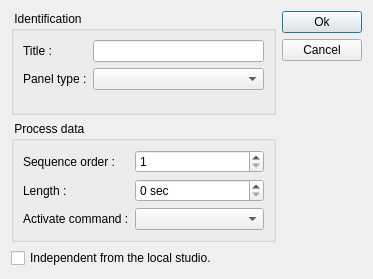
First picture: the form in client/dlgpanelstatusesedit.ui, repository tbikfalvi/Belenus, before the edit.
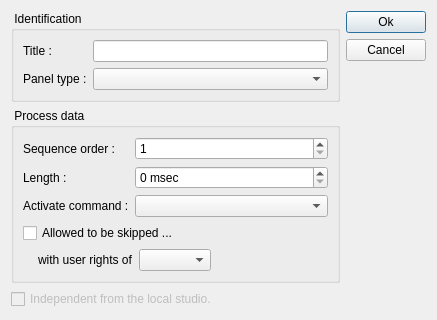
Second picture: the form after the edit.

```diff
--- a/client/dlgpanelstatusesedit.ui
+++ b/client/dlgpanelstatusesedit.ui
@@ -6,16 +6,16 @@
    <rect>
     <x>0</x>
     <y>0</y>
-    <width>373</width>
-    <height>279</height>
+    <width>437</width>
+    <height>286</height>
    </rect>
   </property>
   <property name="windowTitle">
    <string>Dialog</string>
   </property>
-  <layout class="QHBoxLayout" name="horizontalLayout">
+  <layout class="QHBoxLayout" name="horizontalLayout_2">
    <item>
-    <layout class="QVBoxLayout" name="verticalLayout">
+    <layout class="QVBoxLayout" name="verticalLayout_3">
      <item>
       <widget class="QGroupBox" name="gbIdentification">
        <property name="title">
@@ -50,6 +50,8 @@
        <property name="title">
         <string> Process data </string>
        </property>
+       <layout class="QVBoxLayout" name="verticalLayout">
+        <item>
        <layout class="QFormLayout" name="formLayout_2">
         <item row="0" column="0">
          <widget class="QLabel" name="lblSeqNumber">
@@ -75,7 +77,7 @@
         <item row="1" column="1">
          <widget class="QSpinBox" name="sbLength">
           <property name="suffix">
-           <string> sec</string>
+             <string> msec</string>
           </property>
           <property name="minimum">
            <number>0</number>
@@ -96,10 +98,65 @@
          <widget class="QComboBox" name="cmbActivateCmd"/>
         </item>
        </layout>
+        </item>
+        <item>
+         <widget class="QCheckBox" name="chkAllowToSkip">
+          <property name="text">
+           <string>Allowed to be skipped ...</string>
+          </property>
+         </widget>
+        </item>
+        <item>
+         <layout class="QHBoxLayout" name="horizontalLayout">
+          <item>
+           <spacer name="horizontalSpacer">
+            <property name="orientation">
+             <enum>Qt::Horizontal</enum>
+            </property>
+            <property name="sizeType">
+             <enum>QSizePolicy::Fixed</enum>
+            </property>
+            <property name="sizeHint" stdset="0">
+             <size>
+              <width>15</width>
+              <height>20</height>
+             </size>
+            </property>
+           </spacer>
+          </item>
+          <item>
+           <widget class="QLabel" name="lblSkipLevel">
+            <property name="text">
+             <string>with user rights of</string>
+            </property>
+           </widget>
+          </item>
+          <item>
+           <widget class="QComboBox" name="cmbSkipLevel"/>
+          </item>
+          <item>
+           <spacer name="horizontalSpacer_2">
+            <property name="orientation">
+             <enum>Qt::Horizontal</enum>
+            </property>
+            <property name="sizeHint" stdset="0">
+             <size>
+              <width>40</width>
+              <height>20</height>
+             </size>
+            </property>
+           </spacer>
+          </item>
+         </layout>
+        </item>
+       </layout>
       </widget>
      </item>
      <item>
       <widget class="QCheckBox" name="checkIndependent">
+       <property name="enabled">
+        <bool>false</bool>
+       </property>
        <property name="text">
         <string>Independent from the local studio.</string>
        </property>
```
Lines whose indentation alone changed are shown as unchanged.
